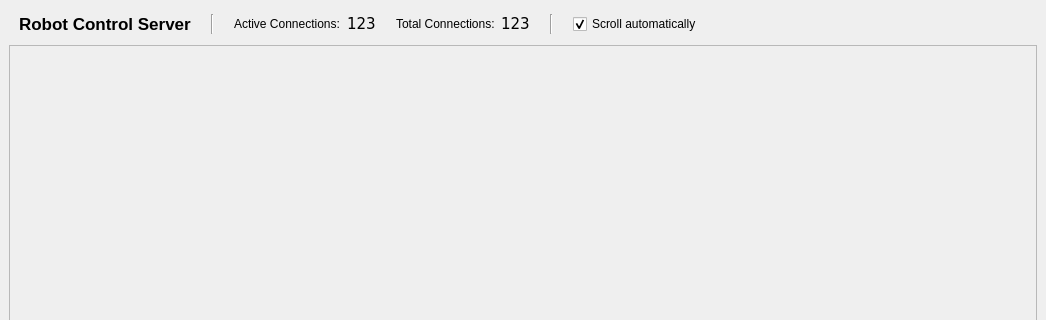
Above: robot_server/gui/resources/main_window.ui from leirimnad/robot_server before the change; both pictures show x 0 to 1046 and y 0 to 320 of the 1046 by 597 pixel window. Below: the same form after it.
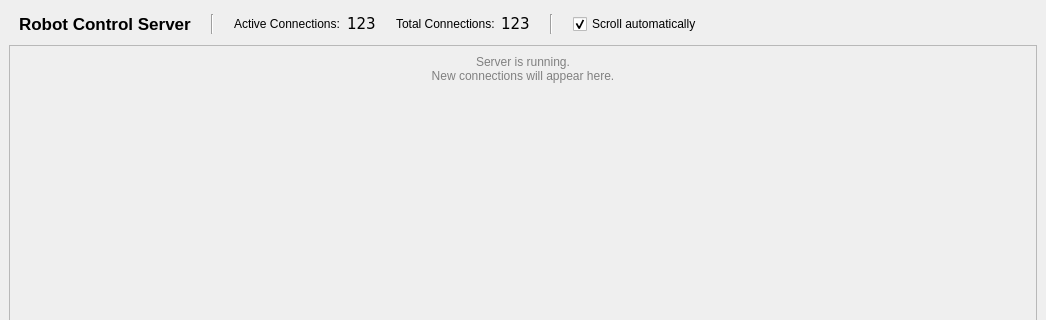
That is the form after the change.

Commit message: add label for no connections

```diff
--- a/robot_server/gui/resources/main_window.ui
+++ b/robot_server/gui/resources/main_window.ui
@@ -164,6 +164,20 @@
        <layout class="QVBoxLayout" name="verticalLayout">
         <item>
          <layout class="QVBoxLayout" name="threadWidgetsLayout">
+          <item>
+           <widget class="QLabel" name="noConnectionsLabel">
+            <property name="styleSheet">
+             <string notr="true">color: grey</string>
+            </property>
+            <property name="text">
+             <string>Server is running.
+New connections will appear here.</string>
+            </property>
+            <property name="alignment">
+             <set>Qt::AlignCenter</set>
+            </property>
+           </widget>
+          </item>
           <item>
            <spacer name="verticalSpacer">
             <property name="orientation">
```
The commit also changes 1 other file.
